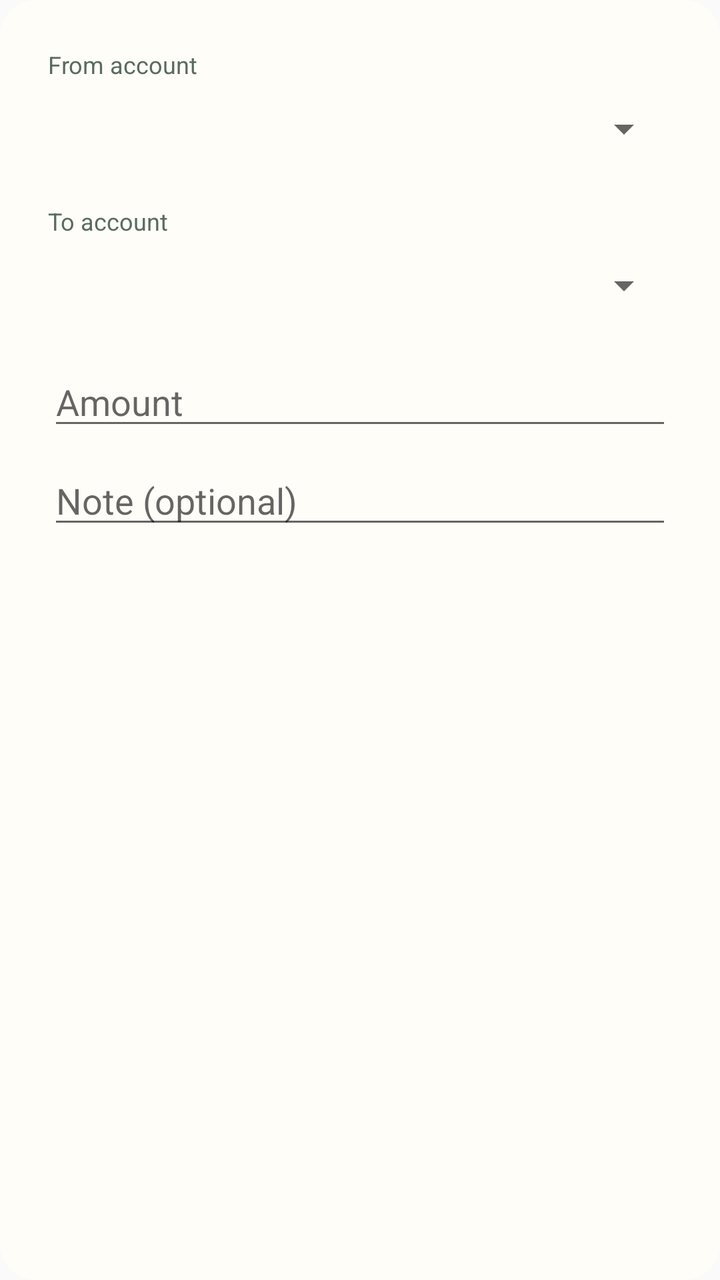
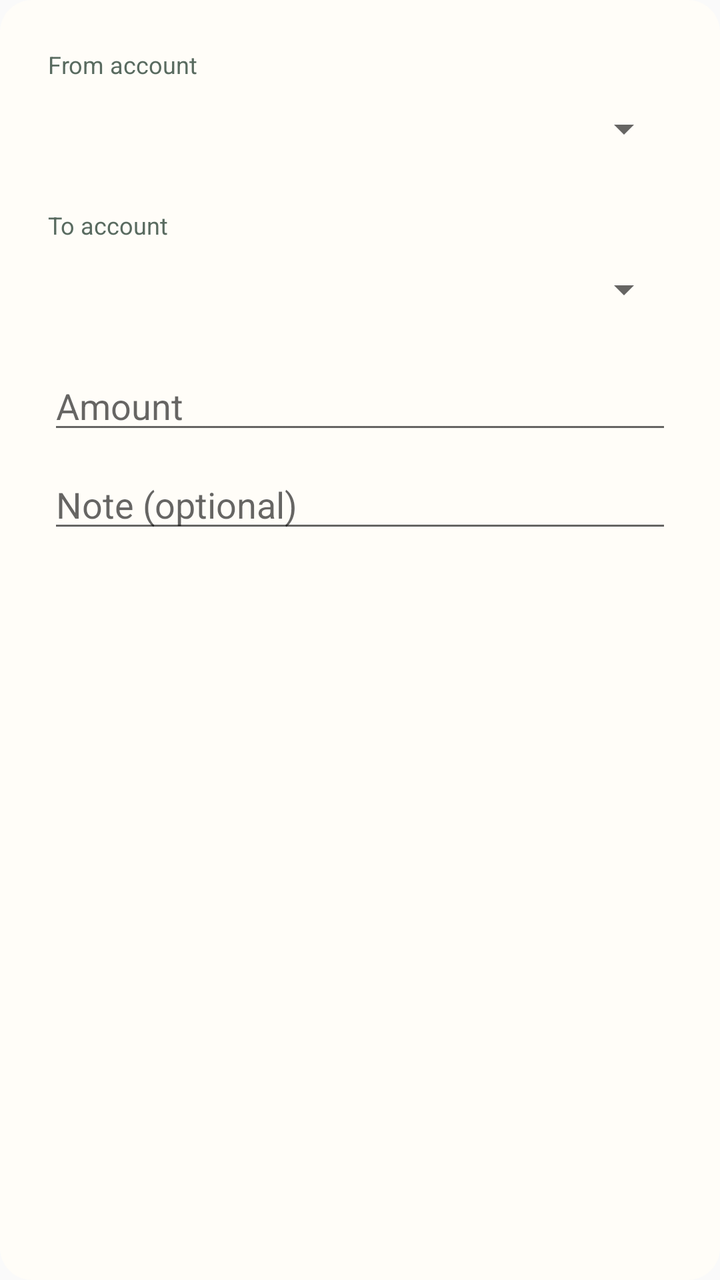

An Android layout rendered at two revisions. The XML below is the earlier revision; the diff shows what the commit changed to produce the second picture.
<!-- AndroidManifest.xml: application theme Theme.App -->
<!-- res/layout/dialog_add_transfer.xml -->
<?xml version="1.0" encoding="utf-8"?>
<LinearLayout xmlns:android="http://schemas.android.com/apk/res/android" android:layout_width="match_parent" android:layout_height="wrap_content" android:background="@drawable/action_tile_background" android:orientation="vertical" android:padding="24dp">
    <TextView android:layout_width="wrap_content" android:layout_height="wrap_content" android:text="@string/transfer_from" android:textColor="@color/lumen_muted" android:textSize="12sp" />
    <Spinner android:id="@+id/transfer_from_account" android:layout_width="match_parent" android:layout_height="48dp" />
    <TextView android:layout_width="wrap_content" android:layout_height="wrap_content" android:layout_marginTop="14dp" android:text="@string/transfer_to" android:textColor="@color/lumen_muted" android:textSize="12sp" />
    <Spinner android:id="@+id/transfer_to_account" android:layout_width="match_parent" android:layout_height="48dp" />
    <EditText android:id="@+id/transfer_amount" android:layout_width="match_parent" android:layout_height="wrap_content" android:layout_marginTop="12dp" android:hint="@string/transfer_amount" android:inputType="numberDecimal" android:singleLine="true" />
    <EditText android:id="@+id/transfer_note" android:layout_width="match_parent" android:layout_height="wrap_content" android:layout_marginTop="8dp" android:hint="@string/transfer_note" android:inputType="text" android:singleLine="true" />
</LinearLayout>
<!-- resources referenced by this layout -->
<resources>
  <color name="lumen_muted">#596B60</color>
  <!-- drawable action_tile_background (drawable) -->
  <?xml version="1.0" encoding="utf-8"?>
  <shape xmlns:android="http://schemas.android.com/apk/res/android">
      <solid android:color="@color/lumen_surface" />
      <corners android:radius="@dimen/card_radius" />
  </shape>
  <string name="transfer_amount">Amount</string>
  <string name="transfer_from">From account</string>
  <string name="transfer_note">Note (optional)</string>
  <string name="transfer_to">To account</string>
  <style name="Theme.App" parent="android:Theme.Material.Light.NoActionBar">
          <item name="android:colorPrimary">@color/lumen_accent</item>
          <item name="android:colorAccent">@color/lumen_accent</item>
          <item name="android:windowLightStatusBar">true</item>
          <item name="android:statusBarColor">@color/lumen_background</item>
          <item name="android:navigationBarColor">@color/lumen_surface</item>
          <item name="android:windowLightNavigationBar">true</item>
          <item name="android:windowAnimationStyle">@style/AppWindowAnimation</item>
      </style>
  <color name="lumen_surface">#FFFDF8</color>
  <dimen name="card_radius">18dp</dimen>
  <color name="lumen_accent">#176B55</color>
  <color name="lumen_background">#F4F1EA</color>
  <style name="AppWindowAnimation">
          <item name="android:activityOpenEnterAnimation">@anim/activity_enter</item>
          <item name="android:activityOpenExitAnimation">@anim/activity_exit</item>
          <item name="android:activityCloseEnterAnimation">@anim/activity_enter</item>
          <item name="android:activityCloseExitAnimation">@anim/activity_exit</item>
          <item name="android:taskOpenEnterAnimation">@anim/activity_enter</item>
          <item name="android:taskOpenExitAnimation">@anim/activity_exit</item>
          <item name="android:taskCloseEnterAnimation">@anim/activity_enter</item>
          <item name="android:taskCloseExitAnimation">@anim/activity_exit</item>
          <item name="android:windowEnterAnimation">@anim/activity_enter</item>
          <item name="android:windowExitAnimation">@anim/activity_exit</item>
      </style>
</resources>

<!-- the commit's change to res/layout/dialog_add_transfer.xml (unified diff, before → after) -->
@@ -1,9 +1,9 @@
 <?xml version="1.0" encoding="utf-8"?>
-<LinearLayout xmlns:android="http://schemas.android.com/apk/res/android" android:layout_width="match_parent" android:layout_height="wrap_content" android:background="@drawable/action_tile_background" android:orientation="vertical" android:padding="24dp">
-    <TextView android:layout_width="wrap_content" android:layout_height="wrap_content" android:text="@string/transfer_from" android:textColor="@color/lumen_muted" android:textSize="12sp" />
+<LinearLayout xmlns:android="http://schemas.android.com/apk/res/android" android:layout_width="match_parent" android:layout_height="wrap_content" android:background="@drawable/action_tile_background" android:orientation="vertical" android:padding="@dimen/space_24">
+    <TextView android:layout_width="wrap_content" android:layout_height="wrap_content" android:text="@string/transfer_from" android:textColor="@color/lumen_muted" android:textSize="@dimen/text_12" />
     <Spinner android:id="@+id/transfer_from_account" android:layout_width="match_parent" android:layout_height="48dp" />
-    <TextView android:layout_width="wrap_content" android:layout_height="wrap_content" android:layout_marginTop="14dp" android:text="@string/transfer_to" android:textColor="@color/lumen_muted" android:textSize="12sp" />
+    <TextView android:layout_width="wrap_content" android:layout_height="wrap_content" android:layout_marginTop="@dimen/space_16" android:text="@string/transfer_to" android:textColor="@color/lumen_muted" android:textSize="@dimen/text_12" />
     <Spinner android:id="@+id/transfer_to_account" android:layout_width="match_parent" android:layout_height="48dp" />
-    <EditText android:id="@+id/transfer_amount" android:layout_width="match_parent" android:layout_height="wrap_content" android:layout_marginTop="12dp" android:hint="@string/transfer_amount" android:inputType="numberDecimal" android:singleLine="true" />
-    <EditText android:id="@+id/transfer_note" android:layout_width="match_parent" android:layout_height="wrap_content" android:layout_marginTop="8dp" android:hint="@string/transfer_note" android:inputType="text" android:singleLine="true" />
+    <EditText android:id="@+id/transfer_amount" android:layout_width="match_parent" android:layout_height="wrap_content" android:layout_marginTop="@dimen/space_12" android:hint="@string/transfer_amount" android:inputType="numberDecimal" android:singleLine="true" />
+    <EditText android:id="@+id/transfer_note" android:layout_width="match_parent" android:layout_height="wrap_content" android:layout_marginTop="@dimen/space_8" android:hint="@string/transfer_note" android:inputType="text" android:singleLine="true" />
 </LinearLayout>
<!-- resource entries referenced after the edit -->
@@ -1,6 +1,11 @@
 <!-- resources referenced by this layout -->
 <resources>
   <color name="lumen_muted">#596B60</color>
+  <dimen name="space_12">12dp</dimen>
+  <dimen name="space_16">16dp</dimen>
+  <dimen name="space_24">24dp</dimen>
+  <dimen name="space_8">8dp</dimen>
+  <dimen name="text_12">12sp</dimen>
   <!-- drawable action_tile_background (drawable) -->
   <?xml version="1.0" encoding="utf-8"?>
   <shape xmlns:android="http://schemas.android.com/apk/res/android">
@@ -21,7 +26,7 @@
           <item name="android:windowAnimationStyle">@style/AppWindowAnimation</item>
       </style>
   <color name="lumen_surface">#FFFDF8</color>
-  <dimen name="card_radius">18dp</dimen>
+  <dimen name="card_radius">16dp</dimen>
   <color name="lumen_accent">#176B55</color>
   <color name="lumen_background">#F4F1EA</color>
   <style name="AppWindowAnimation">
